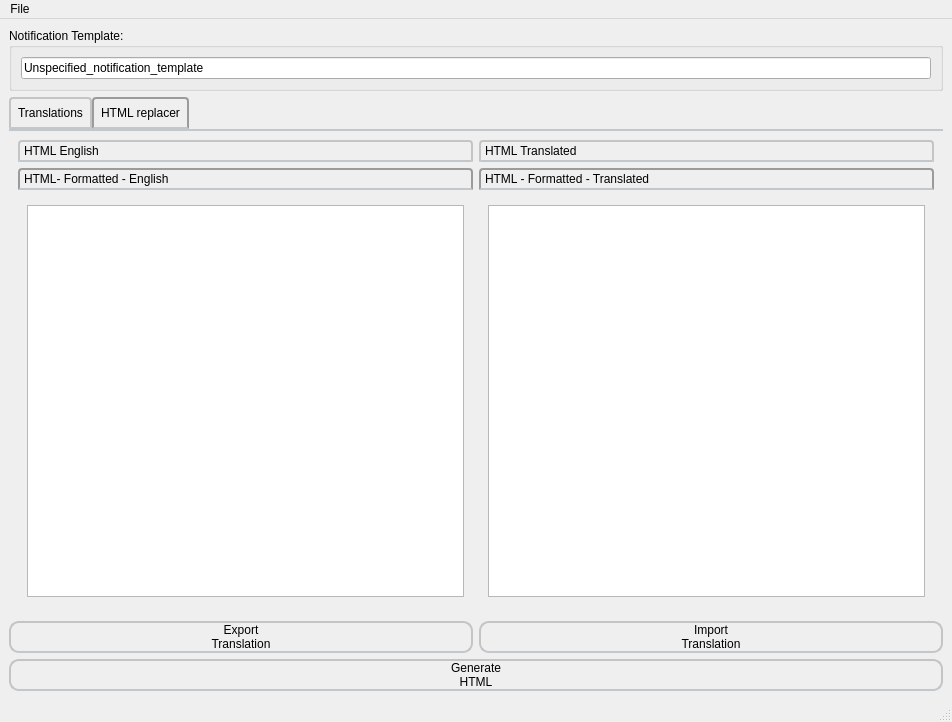
This is ILX_translator.ui in MassiveSnake/Intelex_notification_translator as Qt 5 draws it before an edit. The edited form follows.
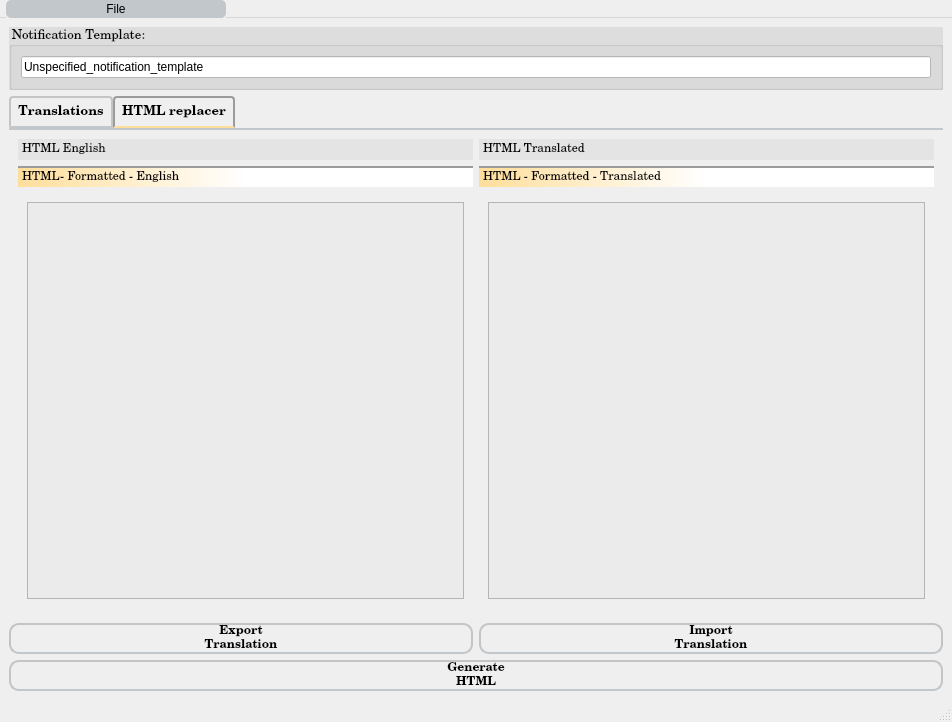
This is the edited form. The open tabs and pages were chosen to show the change.

Commit message: css styling

What changed in the file:
```diff
--- a/ILX_translator.ui
+++ b/ILX_translator.ui
@@ -16,11 +16,68 @@
     <height>16777215</height>
    </size>
   </property>
+  <property name="font">
+   <font>
+    <family>Century Schoolbook</family>
+    <pointsize>9</pointsize>
+   </font>
+  </property>
   <property name="windowTitle">
    <string>MainWindow</string>
   </property>
   <property name="styleSheet">
-   <string notr="true">QTabWidget::pane { /* The tab widget frame */
+   <string notr="true">QMenu, QMenuBar {
+	width: 200px;
+    background-color: qlineargradient(x1:0, y1:0, x2:0, y2:1,
+                                      stop:0 lightgray, stop:1 #9B9B9B);
+}
+QMenu::item, QMenuBar::item {
+	width: 200px;
+    spacing: 3px;           
+    padding: 2px 10px;
+    background-color:  #C2C7CB;
+    color: rgb(0,0,0);  
+    border-radius: 5px;
+}
+QMenu::item::selected, QMenuBar::item::selected {    
+    background-color:  #ffde9b;
+}
+QMenu::item::pressed, QMenuBar::item::pressed {
+    background: #ffde9b;
+}
+
+QWidget {	
+background-color:  qlineargradient(x1: 0, y1: 0, x2: 0, y2: 1,
+                                stop: 0.2 #ffffff, stop: 0.5 #ffde9b,
+                                stop: 0.5 #ffde9b, stop: 0.8 #ffffff);
+}
+QToolBox::tab{
+	background-color: rgb(228, 228, 228);
+
+}
+QToolBox::tab::hover, QToolBox::tab::selected{
+	background-color: qlineargradient(spread:pad, x1:0, y1:0, x2:1, y2:0, stop:0 #ffde9b, stop:0.5 rgba(255, 255, 255, 255));
+}
+QToolBox::tab:selected {
+	border-top : 2px solid;
+    border-color: #9B9B9B;
+}
+QToolBox::tab::hover {
+	border : 2px solid;
+    border-color: #9B9B9B;
+}
+
+QGroupBox{
+background-color: #DDDDDD;
+}
+QTextEdit{
+background-color: #ebebeb;
+}
+QLineEdit{
+	background-color: rgb(255, 255, 255);
+}
+
+QTabWidget::pane { /* The tab widget frame */
     border-top: 2px solid #C2C7CB;
     position: absolute;
     top: -0.5em;
@@ -43,12 +100,12 @@
 }
 QTabBar::tab:selected, QTabBar::tab:hover {
     background: qlineargradient(x1: 0, y1: 0, x2: 0, y2: 1,
-                                stop: 0 #fafafa, stop: 0.4 #f4f4f4,
-                                stop: 0.5 #e7e7e7, stop: 1.0 #fafafa);
+                                stop: 0 #fafafa, stop: 0.4 #ffde9b,
+                                stop: 0.5 #ffde9b, stop: 1.0 #fafafa);
 }
 QTabBar::tab:selected {
     border-color: #9B9B9B;
-    border-bottom-color: #C2C7CB; /* same as pane color */
+    border-bottom-color:#ffde9b; /* same as pane color */
 }
 
  QPushButton::hover {
@@ -76,6 +133,14 @@
      <layout class="QVBoxLayout" name="verticalLayout_tab_and_buttons">
       <item>
        <widget class="QGroupBox" name="groupBox_notification_template">
+        <property name="font">
+         <font>
+          <family>Century Schoolbook</family>
+          <pointsize>10</pointsize>
+          <weight>50</weight>
+          <bold>false</bold>
+         </font>
+        </property>
         <property name="title">
          <string>Notification Template:</string>
         </property>
@@ -95,6 +160,14 @@
       </item>
       <item>
        <widget class="QTabWidget" name="tabWidget">
+        <property name="font">
+         <font>
+          <family>Century Schoolbook</family>
+          <pointsize>10</pointsize>
+          <weight>75</weight>
+          <bold>true</bold>
+         </font>
+        </property>
         <property name="styleSheet">
          <string notr="true"/>
         </property>
@@ -233,27 +306,14 @@
                 <height>0</height>
                </size>
               </property>
+              <property name="font">
+               <font>
+                <family>Century Schoolbook</family>
+                <pointsize>9</pointsize>
+               </font>
+              </property>
               <property name="styleSheet">
-               <string notr="true">QToolBox::tab {
-    background: qlineargradient(x1: 0, y1: 0, x2: 0, y2: 1,
-                                stop: 0 #E1E1E1, stop: 0.4 #DDDDDD,
-                                stop: 0.5 #D8D8D8, stop: 1.0 #D3D3D3);
-    border: 2px solid #C4C4C3;
-    border-bottom-color: #C2C7CB; /* same as the pane color */
-    border-top-left-radius: 4px;
-    border-top-right-radius: 4px;
-}
-
-QToolBox::tab:selected, QToolBox::tab:hover {
-    background: qlineargradient(x1: 0, y1: 0, x2: 0, y2: 1,
-                                stop: 0 #fafafa, stop: 0.4 #f4f4f4,
-                                stop: 0.5 #e7e7e7, stop: 1.0 #fafafa);
-}
-
-QToolBox::tab:selected {
-    border-color: #9B9B9B;
-    border-bottom-color: #C2C7CB; /* same as pane color */
-}</string>
+               <string notr="true"/>
               </property>
               <property name="currentIndex">
                <number>0</number>
@@ -295,8 +355,8 @@
                 <rect>
                  <x>0</x>
                  <y>0</y>
-                 <width>89</width>
-                 <height>89</height>
+                 <width>453</width>
+                 <height>407</height>
                 </rect>
                </property>
                <attribute name="label">
@@ -328,27 +388,14 @@
                 <height>0</height>
                </size>
               </property>
+              <property name="font">
+               <font>
+                <family>Century Schoolbook</family>
+                <pointsize>9</pointsize>
+               </font>
+              </property>
               <property name="styleSheet">
-               <string notr="true">QToolBox::tab {
-    background: qlineargradient(x1: 0, y1: 0, x2: 0, y2: 1,
-                                stop: 0 #E1E1E1, stop: 0.4 #DDDDDD,
-                                stop: 0.5 #D8D8D8, stop: 1.0 #D3D3D3);
-    border: 2px solid #C4C4C3;
-    border-bottom-color: #C2C7CB; /* same as the pane color */
-    border-top-left-radius: 4px;
-    border-top-right-radius: 4px;
-}
-
-QToolBox::tab:selected, QToolBox::tab:hover {
-    background: qlineargradient(x1: 0, y1: 0, x2: 0, y2: 1,
-                                stop: 0 #fafafa, stop: 0.4 #f4f4f4,
-                                stop: 0.5 #e7e7e7, stop: 1.0 #fafafa);
-}
-
-QToolBox::tab:selected {
-    border-color: #9B9B9B;
-    border-bottom-color: #C2C7CB; /* same as pane color */
-}</string>
+               <string notr="true"/>
               </property>
               <property name="currentIndex">
                <number>0</number>
@@ -390,8 +437,8 @@
                 <rect>
                  <x>0</x>
                  <y>0</y>
-                 <width>89</width>
-                 <height>89</height>
+                 <width>453</width>
+                 <height>407</height>
                 </rect>
                </property>
                <attribute name="label">
@@ -425,6 +472,14 @@
        <layout class="QHBoxLayout" name="horizontalLayout_export_import_buttons">
         <item>
          <widget class="QPushButton" name="pushButton_export">
+          <property name="font">
+           <font>
+            <family>Century Schoolbook</family>
+            <pointsize>9</pointsize>
+            <weight>75</weight>
+            <bold>true</bold>
+           </font>
+          </property>
           <property name="text">
            <string>Export
 Translation</string>
@@ -433,6 +488,14 @@
         </item>
         <item>
          <widget class="QPushButton" name="pushButton_import">
+          <property name="font">
+           <font>
+            <family>Century Schoolbook</family>
+            <pointsize>9</pointsize>
+            <weight>75</weight>
+            <bold>true</bold>
+           </font>
+          </property>
           <property name="text">
            <string>Import
 Translation</string>
@@ -443,6 +506,14 @@
       </item>
       <item>
        <widget class="QPushButton" name="pushButton_generate">
+        <property name="font">
+         <font>
+          <family>Century Schoolbook</family>
+          <pointsize>9</pointsize>
+          <weight>75</weight>
+          <bold>true</bold>
+         </font>
+        </property>
         <property name="text">
          <string>Generate
 HTML</string>
@@ -459,9 +530,12 @@
      <x>0</x>
      <y>0</y>
      <width>952</width>
-     <height>21</height>
+     <height>20</height>
     </rect>
    </property>
+   <property name="styleSheet">
+    <string notr="true"/>
+   </property>
    <widget class="QMenu" name="menuFile">
     <property name="title">
      <string>File</string>
```
Left out of the diff: 54 changed lines with no effect on the pictures. The commit also changes 2 other files.
